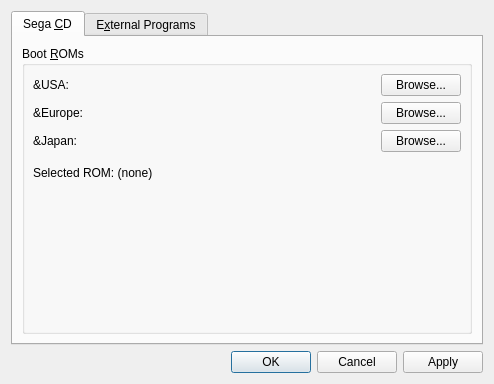
GerbilSoft/gens-gs-ii, file src/gens-qt4/ui/GeneralConfigWindow.ui: the form before one commit.
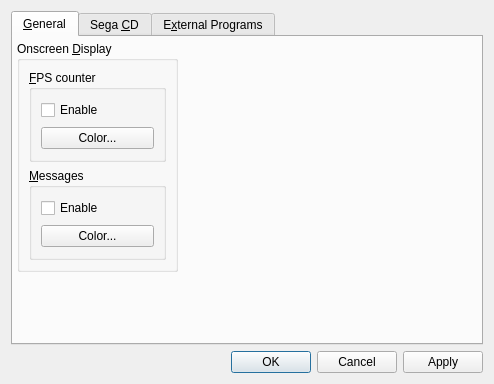
The form after the commit.

Commit message:
[gens-qt4] GeneralConfigWindow.cpp: Added configuration for Onscreen Display settings.
FPS counter and Message visibility can now be configured,
along with the text color for each of them.

TODO: Apply the configuration to VBackend. Right now, the configuration
is stored in GensConfig, but it isn't actually applied to the OSD.

GensConfig.cpp: Added configuration settings for the OSD.

ui/GeneralConfigWindow.ui: Added OSD configuration widgets.

```diff
--- a/src/gens-qt4/ui/GeneralConfigWindow.ui
+++ b/src/gens-qt4/ui/GeneralConfigWindow.ui
@@ -25,6 +25,72 @@
      <property name="currentIndex">
       <number>0</number>
      </property>
+     <widget class="QWidget" name="tabGeneral">
+      <attribute name="title">
+       <string>&amp;General</string>
+      </attribute>
+      <widget class="QGroupBox" name="grpOsd">
+       <property name="geometry">
+        <rect>
+         <x>4</x>
+         <y>4</y>
+         <width>161</width>
+         <height>231</height>
+        </rect>
+       </property>
+       <property name="title">
+        <string>Onscreen &amp;Display</string>
+       </property>
+       <layout class="QVBoxLayout" name="verticalLayout_4">
+        <item>
+         <widget class="QGroupBox" name="grpOsdFps">
+          <property name="title">
+           <string>&amp;FPS counter</string>
+          </property>
+          <layout class="QVBoxLayout" name="verticalLayout_5">
+           <item>
+            <widget class="QCheckBox" name="chkOsdFpsEnable">
+             <property name="text">
+              <string>Enable</string>
+             </property>
+            </widget>
+           </item>
+           <item>
+            <widget class="QPushButton" name="btnOsdFpsColor">
+             <property name="text">
+              <string>Color...</string>
+             </property>
+            </widget>
+           </item>
+          </layout>
+         </widget>
+        </item>
+        <item>
+         <widget class="QGroupBox" name="grpOsdMsg">
+          <property name="title">
+           <string>&amp;Messages</string>
+          </property>
+          <layout class="QVBoxLayout" name="verticalLayout_6">
+           <item>
+            <widget class="QCheckBox" name="chkOsdMsgEnable">
+             <property name="text">
+              <string>Enable</string>
+             </property>
+            </widget>
+           </item>
+           <item>
+            <widget class="QPushButton" name="btnOsdMsgColor">
+             <property name="text">
+              <string>Color...</string>
+             </property>
+            </widget>
+           </item>
+          </layout>
+         </widget>
+        </item>
+       </layout>
+      </widget>
+     </widget>
      <widget class="QWidget" name="tabSegaCD">
       <attribute name="title">
        <string>Sega &amp;CD</string>
```
Left out of the diff: 4 changed lines with no effect on the pictures. The commit also changes 4 other files.
